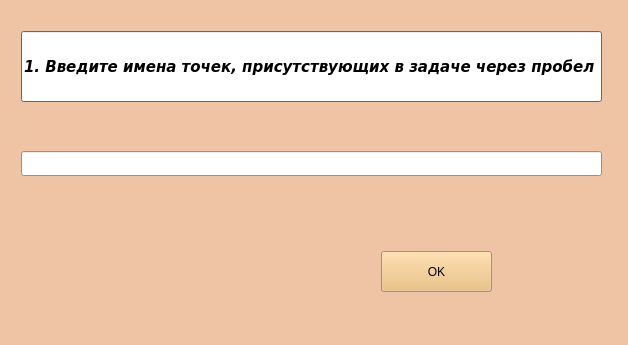
First picture: the form in 1.ui, repository Strawberry-Ann/geometric, before the edit.
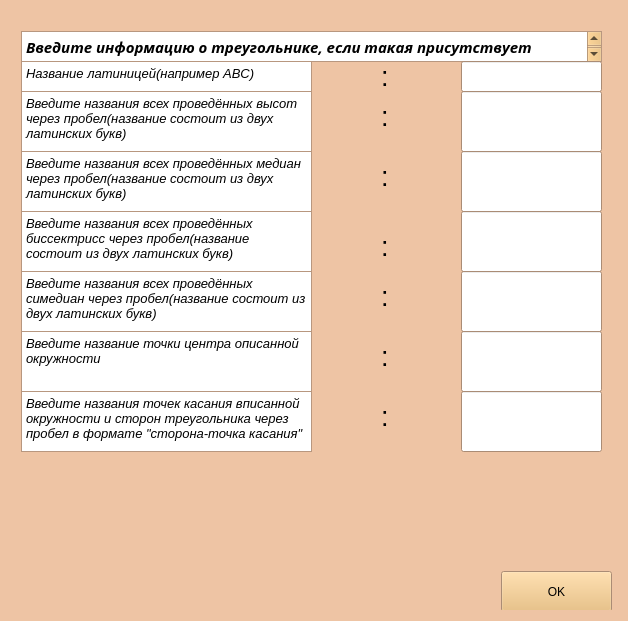
Second picture: the form after the edit.

```diff
--- a/1.ui
+++ b/1.ui
@@ -7,7 +7,7 @@
     <x>0</x>
     <y>0</y>
     <width>628</width>
-    <height>345</height>
+    <height>621</height>
    </rect>
   </property>
   <property name="palette">
@@ -62,7 +62,7 @@
       <brush brushstyle="SolidPattern">
        <color alpha="255">
         <red>159</red>
-        <green>130</green>
+        <green>131</green>
         <blue>109</blue>
        </color>
       </brush>
@@ -208,7 +208,7 @@
       <brush brushstyle="SolidPattern">
        <color alpha="255">
         <red>159</red>
-        <green>130</green>
+        <green>131</green>
         <blue>109</blue>
        </color>
       </brush>
@@ -354,7 +354,7 @@
       <brush brushstyle="SolidPattern">
        <color alpha="255">
         <red>159</red>
-        <green>130</green>
+        <green>131</green>
         <blue>109</blue>
        </color>
       </brush>
@@ -900,494 +900,417 @@
        </disabled>
       </palette>
      </property>
-     <widget class="QLineEdit" name="lineEdit">
+     <widget class="QPushButton" name="pb_OK">
+      <property name="geometry">
+       <rect>
+        <x>490</x>
+        <y>560</y>
+        <width>111</width>
+        <height>41</height>
+       </rect>
+      </property>
+      <property name="text">
+       <string>OK</string>
+      </property>
+     </widget>
+     <widget class="QTextEdit" name="textEdit">
       <property name="geometry">
        <rect>
         <x>10</x>
         <y>20</y>
         <width>581</width>
-        <height>71</height>
+        <height>31</height>
        </rect>
       </property>
-      <property name="palette">
-       <palette>
-        <active>
-         <colorrole role="WindowText">
-          <brush brushstyle="SolidPattern">
-           <color alpha="255">
-            <red>0</red>
-            <green>0</green>
-            <blue>0</blue>
-           </color>
-          </brush>
-         </colorrole>
-         <colorrole role="Button">
-          <brush brushstyle="SolidPattern">
-           <color alpha="255">
-            <red>173</red>
-            <green>127</green>
-            <blue>168</blue>
-           </color>
-          </brush>
-         </colorrole>
-         <colorrole role="Light">
-          <brush brushstyle="SolidPattern">
-           <color alpha="255">
-            <red>255</red>
-            <green>192</green>
-            <blue>249</blue>
-           </color>
-          </brush>
-         </colorrole>
-         <colorrole role="Midlight">
-          <brush brushstyle="SolidPattern">
-           <color alpha="255">
-            <red>214</red>
-            <green>159</green>
-            <blue>208</blue>
-           </color>
-          </brush>
-         </colorrole>
-         <colorrole role="Dark">
-          <brush brushstyle="SolidPattern">
-           <color alpha="255">
-            <red>86</red>
-            <green>63</green>
-            <blue>84</blue>
-           </color>
-          </brush>
-         </colorrole>
-         <colorrole role="Mid">
-          <brush brushstyle="SolidPattern">
-           <color alpha="255">
-            <red>115</red>
-            <green>84</green>
-            <blue>112</blue>
-           </color>
-          </brush>
-         </colorrole>
-         <colorrole role="Text">
-          <brush brushstyle="SolidPattern">
-           <color alpha="255">
-            <red>0</red>
-            <green>0</green>
-            <blue>0</blue>
-           </color>
-          </brush>
-         </colorrole>
-         <colorrole role="BrightText">
-          <brush brushstyle="SolidPattern">
-           <color alpha="255">
-            <red>255</red>
-            <green>255</green>
-            <blue>255</blue>
-           </color>
-          </brush>
-         </colorrole>
-         <colorrole role="ButtonText">
-          <brush brushstyle="SolidPattern">
-           <color alpha="255">
-            <red>0</red>
-            <green>0</green>
-            <blue>0</blue>
-           </color>
-          </brush>
-         </colorrole>
-         <colorrole role="Base">
-          <brush brushstyle="SolidPattern">
-           <color alpha="255">
-            <red>255</red>
-            <green>255</green>
-            <blue>255</blue>
-           </color>
-          </brush>
-         </colorrole>
-         <colorrole role="Window">
-          <brush brushstyle="SolidPattern">
-           <color alpha="255">
-            <red>173</red>
-            <green>127</green>
-            <blue>168</blue>
-           </color>
-          </brush>
-         </colorrole>
-         <colorrole role="Shadow">
-          <brush brushstyle="SolidPattern">
-           <color alpha="255">
-            <red>0</red>
-            <green>0</green>
-            <blue>0</blue>
-           </color>
-          </brush>
-         </colorrole>
-         <colorrole role="AlternateBase">
-          <brush brushstyle="SolidPattern">
-           <color alpha="255">
-            <red>214</red>
-            <green>191</green>
-            <blue>211</blue>
-           </color>
-          </brush>
-         </colorrole>
-         <colorrole role="ToolTipBase">
-          <brush brushstyle="SolidPattern">
-           <color alpha="255">
-            <red>255</red>
-            <green>255</green>
-            <blue>220</blue>
-           </color>
-          </brush>
-         </colorrole>
-         <colorrole role="ToolTipText">
-          <brush brushstyle="SolidPattern">
-           <color alpha="255">
-            <red>0</red>
-            <green>0</green>
-            <blue>0</blue>
-           </color>
-          </brush>
-         </colorrole>
-         <colorrole role="PlaceholderText">
-          <brush brushstyle="NoBrush">
-           <color alpha="128">
-            <red>0</red>
-            <green>0</green>
-            <blue>0</blue>
-           </color>
-          </brush>
-         </colorrole>
-        </active>
-        <inactive>
-         <colorrole role="WindowText">
-          <brush brushstyle="SolidPattern">
-           <color alpha="255">
-            <red>0</red>
-            <green>0</green>
-            <blue>0</blue>
-           </color>
-          </brush>
-         </colorrole>
-         <colorrole role="Button">
-          <brush brushstyle="SolidPattern">
-           <color alpha="255">
-            <red>173</red>
-            <green>127</green>
-            <blue>168</blue>
-           </color>
-          </brush>
-         </colorrole>
-         <colorrole role="Light">
-          <brush brushstyle="SolidPattern">
-           <color alpha="255">
-            <red>255</red>
-            <green>192</green>
-            <blue>249</blue>
-           </color>
-          </brush>
-         </colorrole>
-         <colorrole role="Midlight">
-          <brush brushstyle="SolidPattern">
-           <color alpha="255">
-            <red>214</red>
-            <green>159</green>
-            <blue>208</blue>
-           </color>
-          </brush>
-         </colorrole>
-         <colorrole role="Dark">
-          <brush brushstyle="SolidPattern">
-           <color alpha="255">
-            <red>86</red>
-            <green>63</green>
-            <blue>84</blue>
-           </color>
-          </brush>
-         </colorrole>
-         <colorrole role="Mid">
-          <brush brushstyle="SolidPattern">
-           <color alpha="255">
-            <red>115</red>
-            <green>84</green>
-            <blue>112</blue>
-           </color>
-          </brush>
-         </colorrole>
-         <colorrole role="Text">
-          <brush brushstyle="SolidPattern">
-           <color alpha="255">
-            <red>0</red>
-            <green>0</green>
-            <blue>0</blue>
-           </color>
-          </brush>
-         </colorrole>
-         <colorrole role="BrightText">
-          <brush brushstyle="SolidPattern">
-           <color alpha="255">
-            <red>255</red>
-            <green>255</green>
-            <blue>255</blue>
-           </color>
-          </brush>
-         </colorrole>
-         <colorrole role="ButtonText">
-          <brush brushstyle="SolidPattern">
-           <color alpha="255">
-            <red>0</red>
-            <green>0</green>
-            <blue>0</blue>
-           </color>
-          </brush>
-         </colorrole>
-         <colorrole role="Base">
-          <brush brushstyle="SolidPattern">
-           <color alpha="255">
-            <red>255</red>
-            <green>255</green>
-            <blue>255</blue>
-           </color>
-          </brush>
-         </colorrole>
-         <colorrole role="Window">
-          <brush brushstyle="SolidPattern">
-           <color alpha="255">
-            <red>173</red>
-            <green>127</green>
-            <blue>168</blue>
-           </color>
-          </brush>
-         </colorrole>
-         <colorrole role="Shadow">
-          <brush brushstyle="SolidPattern">
-           <color alpha="255">
-            <red>0</red>
-            <green>0</green>
-            <blue>0</blue>
-           </color>
-          </brush>
-         </colorrole>
-         <colorrole role="AlternateBase">
-          <brush brushstyle="SolidPattern">
-           <color alpha="255">
-            <red>214</red>
-            <green>191</green>
-            <blue>211</blue>
-           </color>
-          </brush>
-         </colorrole>
-         <colorrole role="ToolTipBase">
-          <brush brushstyle="SolidPattern">
-           <color alpha="255">
-            <red>255</red>
-            <green>255</green>
-            <blue>220</blue>
-           </color>
-          </brush>
-         </colorrole>
-         <colorrole role="ToolTipText">
-          <brush brushstyle="SolidPattern">
-           <color alpha="255">
-            <red>0</red>
-            <green>0</green>
-            <blue>0</blue>
-           </color>
-          </brush>
-         </colorrole>
-         <colorrole role="PlaceholderText">
-          <brush brushstyle="NoBrush">
-           <color alpha="128">
-            <red>0</red>
-            <green>0</green>
-            <blue>0</blue>
-           </color>
-          </brush>
-         </colorrole>
-        </inactive>
-        <disabled>
-         <colorrole role="WindowText">
-          <brush brushstyle="SolidPattern">
-           <color alpha="255">
-            <red>86</red>
-            <green>63</green>
-            <blue>84</blue>
-           </color>
-          </brush>
-         </colorrole>
-         <colorrole role="Button">
-          <brush brushstyle="SolidPattern">
-           <color alpha="255">
-            <red>173</red>
-            <green>127</green>
-            <blue>168</blue>
-           </color>
-          </brush>
-         </colorrole>
-         <colorrole role="Light">
-          <brush brushstyle="SolidPattern">
-           <color alpha="255">
-            <red>255</red>
-            <green>192</green>
-            <blue>249</blue>
-           </color>
-          </brush>
-         </colorrole>
-         <colorrole role="Midlight">
-          <brush brushstyle="SolidPattern">
-           <color alpha="255">
-            <red>214</red>
-            <green>159</green>
-            <blue>208</blue>
-           </color>
-          </brush>
-         </colorrole>
-         <colorrole role="Dark">
-          <brush brushstyle="SolidPattern">
-           <color alpha="255">
-            <red>86</red>
-            <green>63</green>
-            <blue>84</blue>
-           </color>
-          </brush>
-         </colorrole>
-         <colorrole role="Mid">
-          <brush brushstyle="SolidPattern">
-           <color alpha="255">
-            <red>115</red>
-            <green>84</green>
-            <blue>112</blue>
-           </color>
-          </brush>
-         </colorrole>
-         <colorrole role="Text">
-          <brush brushstyle="SolidPattern">
-           <color alpha="255">
-            <red>86</red>
-            <green>63</green>
-            <blue>84</blue>
-           </color>
-          </brush>
-         </colorrole>
-         <colorrole role="BrightText">
-          <brush brushstyle="SolidPattern">
-           <color alpha="255">
-            <red>255</red>
-            <green>255</green>
-            <blue>255</blue>
-           </color>
-          </brush>
-         </colorrole>
-         <colorrole role="ButtonText">
-          <brush brushstyle="SolidPattern">
-           <color alpha="255">
-            <red>86</red>
-            <green>63</green>
-            <blue>84</blue>
-           </color>
-          </brush>
-         </colorrole>
-         <colorrole role="Base">
-          <brush brushstyle="SolidPattern">
-           <color alpha="255">
-            <red>173</red>
-            <green>127</green>
-            <blue>168</blue>
-           </color>
-          </brush>
-         </colorrole>
-         <colorrole role="Window">
-          <brush brushstyle="SolidPattern">
-           <color alpha="255">
-            <red>173</red>
-            <green>127</green>
-            <blue>168</blue>
-           </color>
-          </brush>
-         </colorrole>
-         <colorrole role="Shadow">
-          <brush brushstyle="SolidPattern">
-           <color alpha="255">
-            <red>0</red>
-            <green>0</green>
-            <blue>0</blue>
-           </color>
-          </brush>
-         </colorrole>
-         <colorrole role="AlternateBase">
-          <brush brushstyle="SolidPattern">
-           <color alpha="255">
-            <red>173</red>
-            <green>127</green>
-            <blue>168</blue>
-           </color>
-          </brush>
-         </colorrole>
-         <colorrole role="ToolTipBase">
-          <brush brushstyle="SolidPattern">
-           <color alpha="255">
-            <red>255</red>
-            <green>255</green>
-            <blue>220</blue>
-           </color>
-          </brush>
-         </colorrole>
-         <colorrole role="ToolTipText">
-          <brush brushstyle="SolidPattern">
-           <color alpha="255">
-            <red>0</red>
-            <green>0</green>
-            <blue>0</blue>
-           </color>
-          </brush>
-         </colorrole>
-         <colorrole role="PlaceholderText">
-          <brush brushstyle="NoBrush">
-           <color alpha="128">
-            <red>0</red>
-            <green>0</green>
-            <blue>0</blue>
-           </color>
-          </brush>
-         </colorrole>
-        </disabled>
-       </palette>
-      </property>
       <property name="font">
        <font>
-        <family>DejaVu Sans</family>
-        <pointsize>11</pointsize>
+        <family>Ubuntu Condensed</family>
         <weight>75</weight>
         <italic>true</italic>
         <bold>true</bold>
        </font>
       </property>
-      <property name="text">
-       <string>1. Введите имена точек, присутствующих в задаче через пробел</string>
+      <property name="readOnly">
+       <bool>true</bool>
       </property>
+      <property name="html">
+       <string>&lt;!DOCTYPE HTML PUBLIC &quot;-//W3C//DTD HTML 4.0//EN&quot; &quot;http://www.w3.org/TR/REC-html40/strict.dtd&quot;&gt;
+&lt;html&gt;&lt;head&gt;&lt;meta name=&quot;qrichtext&quot; content=&quot;1&quot; /&gt;&lt;style type=&quot;text/css&quot;&gt;
+p, li { white-space: pre-wrap; }
+&lt;/style&gt;&lt;/head&gt;&lt;body style=&quot; font-family:'Ubuntu Condensed'; font-size:11pt; font-weight:600; font-style:italic;&quot;&gt;
+&lt;p style=&quot; margin-top:0px; margin-bottom:0px; margin-left:0px; margin-right:0px; -qt-block-indent:0; text-indent:0px;&quot;&gt;&lt;span style=&quot; font-family:'Ubuntu'; color:#000000;&quot;&gt;Введите информацию о треугольнике, если такая присутствует&lt;/span&gt;&lt;/p&gt;&lt;/body&gt;&lt;/html&gt;</string>
+      </property>
+     </widget>
+     <widget class="QLineEdit" name="name">
+      <property name="geometry">
+       <rect>
+        <x>450</x>
+        <y>50</y>
+        <width>141</width>
+        <height>31</height>
+       </rect>
+      </property>
+     </widget>
+     <widget class="QTextEdit" name="textEdit_3">
+      <property name="geometry">
+       <rect>
+        <x>10</x>
+        <y>50</y>
+        <width>291</width>
+        <height>31</height>
+       </rect>
+      </property>
       <property name="readOnly">
        <bool>true</bool>
       </property>
+      <property name="html">
+       <string>&lt;!DOCTYPE HTML PUBLIC &quot;-//W3C//DTD HTML 4.0//EN&quot; &quot;http://www.w3.org/TR/REC-html40/strict.dtd&quot;&gt;
+&lt;html&gt;&lt;head&gt;&lt;meta name=&quot;qrichtext&quot; content=&quot;1&quot; /&gt;&lt;style type=&quot;text/css&quot;&gt;
+p, li { white-space: pre-wrap; }
+&lt;/style&gt;&lt;/head&gt;&lt;body style=&quot; font-family:'Ubuntu'; font-size:11pt; font-weight:400; font-style:normal;&quot;&gt;
+&lt;p style=&quot; margin-top:0px; margin-bottom:0px; margin-left:0px; margin-right:0px; -qt-block-indent:0; text-indent:0px;&quot;&gt;&lt;span style=&quot; font-size:10pt; font-style:italic;&quot;&gt;Название латиницей(например ABC)&lt;/span&gt;&lt;/p&gt;&lt;/body&gt;&lt;/html&gt;</string>
+      </property>
      </widget>
-     <widget class="QLineEdit" name="string">
+     <widget class="QTextEdit" name="textEdit_4">
       <property name="geometry">
        <rect>
         <x>10</x>
         <y>140</y>
-        <width>581</width>
-        <height>25</height>
+        <width>291</width>
+        <height>61</height>
        </rect>
       </property>
+      <property name="readOnly">
+       <bool>true</bool>
+      </property>
+      <property name="html">
+       <string>&lt;!DOCTYPE HTML PUBLIC &quot;-//W3C//DTD HTML 4.0//EN&quot; &quot;http://www.w3.org/TR/REC-html40/strict.dtd&quot;&gt;
+&lt;html&gt;&lt;head&gt;&lt;meta name=&quot;qrichtext&quot; content=&quot;1&quot; /&gt;&lt;style type=&quot;text/css&quot;&gt;
+p, li { white-space: pre-wrap; }
+&lt;/style&gt;&lt;/head&gt;&lt;body style=&quot; font-family:'Ubuntu'; font-size:11pt; font-weight:400; font-style:normal;&quot;&gt;
+&lt;p style=&quot; margin-top:0px; margin-bottom:0px; margin-left:0px; margin-right:0px; -qt-block-indent:0; text-indent:0px;&quot;&gt;&lt;span style=&quot; font-size:10pt; font-style:italic;&quot;&gt;Введите названия всех проведённых медиан через пробел(название состоит из двух латинских букв)&lt;/span&gt;&lt;/p&gt;&lt;/body&gt;&lt;/html&gt;</string>
+      </property>
      </widget>
-     <widget class="QPushButton" name="pushButton_2">
+     <widget class="QTextEdit" name="textEdit_7">
+      <property name="geometry">
+       <rect>
+        <x>10</x>
+        <y>80</y>
+        <width>291</width>
+        <height>61</height>
+       </rect>
+      </property>
+      <property name="readOnly">
+       <bool>true</bool>
+      </property>
+      <property name="html">
+       <string>&lt;!DOCTYPE HTML PUBLIC &quot;-//W3C//DTD HTML 4.0//EN&quot; &quot;http://www.w3.org/TR/REC-html40/strict.dtd&quot;&gt;
+&lt;html&gt;&lt;head&gt;&lt;meta name=&quot;qrichtext&quot; content=&quot;1&quot; /&gt;&lt;style type=&quot;text/css&quot;&gt;
+p, li { white-space: pre-wrap; }
+&lt;/style&gt;&lt;/head&gt;&lt;body style=&quot; font-family:'Ubuntu'; font-size:11pt; font-weight:400; font-style:normal;&quot;&gt;
+&lt;p style=&quot; margin-top:0px; margin-bottom:0px; margin-left:0px; margin-right:0px; -qt-block-indent:0; text-indent:0px;&quot;&gt;&lt;span style=&quot; font-size:10pt; font-style:italic;&quot;&gt;Введите названия всех проведённых высот через пробел(название состоит из двух латинских букв)&lt;/span&gt;&lt;/p&gt;&lt;/body&gt;&lt;/html&gt;</string>
+      </property>
+     </widget>
+     <widget class="QTextEdit" name="textEdit_8">
+      <property name="geometry">
+       <rect>
+        <x>10</x>
+        <y>200</y>
+        <width>291</width>
+        <height>61</height>
+       </rect>
+      </property>
+      <property name="readOnly">
+       <bool>true</bool>
+      </property>
+      <property name="html">
+       <string>&lt;!DOCTYPE HTML PUBLIC &quot;-//W3C//DTD HTML 4.0//EN&quot; &quot;http://www.w3.org/TR/REC-html40/strict.dtd&quot;&gt;
+&lt;html&gt;&lt;head&gt;&lt;meta name=&quot;qrichtext&quot; content=&quot;1&quot; /&gt;&lt;style type=&quot;text/css&quot;&gt;
+p, li { white-space: pre-wrap; }
+&lt;/style&gt;&lt;/head&gt;&lt;body style=&quot; font-family:'Ubuntu'; font-size:11pt; font-weight:400; font-style:normal;&quot;&gt;
+&lt;p style=&quot; margin-top:0px; margin-bottom:0px; margin-left:0px; margin-right:0px; -qt-block-indent:0; text-indent:0px;&quot;&gt;&lt;span style=&quot; font-size:10pt; font-style:italic;&quot;&gt;Введите названия всех проведённых биссектрисс через пробел(название состоит из двух латинских букв)&lt;/span&gt;&lt;/p&gt;&lt;/body&gt;&lt;/html&gt;</string>
+      </property>
+     </widget>
+     <widget class="QLabel" name="label">
+      <property name="geometry">
+       <rect>
+        <x>370</x>
+        <y>50</y>
+        <width>16</width>
+        <height>31</height>
+       </rect>
+      </property>
+      <property name="font">
+       <font>
+        <pointsize>20</pointsize>
+       </font>
+      </property>
+      <property name="text">
+       <string>:</string>
+      </property>
+     </widget>
+     <widget class="QLabel" name="label_2">
+      <property name="geometry">
+       <rect>
+        <x>370</x>
+        <y>90</y>
+        <width>16</width>
+        <height>31</height>
+       </rect>
+      </property>
+      <property name="font">
+       <font>
+        <pointsize>20</pointsize>
+       </font>
+      </property>
+      <property name="text">
+       <string>:</string>
+      </property>
+     </widget>
+     <widget class="QLabel" name="label_3">
+      <property name="geometry">
+       <rect>
+        <x>370</x>
+        <y>150</y>
+        <width>16</width>
+        <height>31</height>
+       </rect>
+      </property>
+      <property name="font">
+       <font>
+        <pointsize>20</pointsize>
+       </font>
+      </property>
+      <property name="text">
+       <string>:</string>
+      </property>
+     </widget>
+     <widget class="QLabel" name="label_4">
+      <property name="geometry">
+       <rect>
+        <x>370</x>
+        <y>220</y>
+        <width>16</width>
+        <height>31</height>
+       </rect>
+      </property>
+      <property name="font">
+       <font>
+        <pointsize>20</pointsize>
+       </font>
+      </property>
+      <property name="text">
+       <string>:</string>
+      </property>
+     </widget>
+     <widget class="QTextEdit" name="textEdit_9">
+      <property name="geometry">
+       <rect>
+        <x>10</x>
+        <y>260</y>
+        <width>291</width>
+        <height>61</height>
+       </rect>
+      </property>
+      <property name="readOnly">
+       <bool>true</bool>
+      </property>
+      <property name="html">
+       <string>&lt;!DOCTYPE HTML PUBLIC &quot;-//W3C//DTD HTML 4.0//EN&quot; &quot;http://www.w3.org/TR/REC-html40/strict.dtd&quot;&gt;
+&lt;html&gt;&lt;head&gt;&lt;meta name=&quot;qrichtext&quot; content=&quot;1&quot; /&gt;&lt;style type=&quot;text/css&quot;&gt;
+p, li { white-space: pre-wrap; }
+&lt;/style&gt;&lt;/head&gt;&lt;body style=&quot; font-family:'Ubuntu'; font-size:11pt; font-weight:400; font-style:normal;&quot;&gt;
+&lt;p style=&quot; margin-top:0px; margin-bottom:0px; margin-left:0px; margin-right:0px; -qt-block-indent:0; text-indent:0px;&quot;&gt;&lt;span style=&quot; font-size:10pt; font-style:italic;&quot;&gt;Введите названия всех проведённых симедиан через пробел(название состоит из двух латинских букв)&lt;/span&gt;&lt;/p&gt;&lt;/body&gt;&lt;/html&gt;</string>
+      </property>
+     </widget>
+     <widget class="QLabel" name="label_5">
+      <property name="geometry">
+       <rect>
+        <x>370</x>
+        <y>270</y>
+        <width>16</width>
+        <height>31</height>
+       </rect>
+      </property>
+      <property name="font">
+       <font>
+        <pointsize>20</pointsize>
+       </font>
+      </property>
+      <property name="text">
+       <string>:</string>
+      </property>
+     </widget>
+     <widget class="QLabel" name="label_6">
       <property name="geometry">
        <rect>
         <x>370</x>
         <y>240</y>
-        <width>111</width>
-        <height>41</height>
+        <width>16</width>
+        <height>31</height>
        </rect>
       </property>
+      <property name="font">
+       <font>
+        <pointsize>20</pointsize>
+       </font>
+      </property>
       <property name="text">
-       <string>OK</string>
+       <string/>
+      </property>
+     </widget>
+     <widget class="QTextEdit" name="textEdit_10">
+      <property name="geometry">
+       <rect>
+        <x>10</x>
+        <y>320</y>
+        <width>291</width>
+        <height>61</height>
+       </rect>
+      </property>
+      <property name="readOnly">
+       <bool>true</bool>
+      </property>
+      <property name="html">
+       <string>&lt;!DOCTYPE HTML PUBLIC &quot;-//W3C//DTD HTML 4.0//EN&quot; &quot;http://www.w3.org/TR/REC-html40/strict.dtd&quot;&gt;
+&lt;html&gt;&lt;head&gt;&lt;meta name=&quot;qrichtext&quot; content=&quot;1&quot; /&gt;&lt;style type=&quot;text/css&quot;&gt;
+p, li { white-space: pre-wrap; }
+&lt;/style&gt;&lt;/head&gt;&lt;body style=&quot; font-family:'Ubuntu'; font-size:11pt; font-weight:400; font-style:normal;&quot;&gt;
+&lt;p style=&quot; margin-top:0px; margin-bottom:0px; margin-left:0px; margin-right:0px; -qt-block-indent:0; text-indent:0px;&quot;&gt;&lt;span style=&quot; font-size:10pt; font-style:italic;&quot;&gt;Введите название точки центра описанной окружности&lt;/span&gt;&lt;/p&gt;&lt;/body&gt;&lt;/html&gt;</string>
+      </property>
+     </widget>
+     <widget class="QLabel" name="label_7">
+      <property name="geometry">
+       <rect>
+        <x>370</x>
+        <y>330</y>
+        <width>16</width>
+        <height>31</height>
+       </rect>
+      </property>
+      <property name="font">
+       <font>
+        <pointsize>20</pointsize>
+       </font>
+      </property>
+      <property name="text">
+       <string>:</string>
+      </property>
+     </widget>
+     <widget class="QTextEdit" name="textEdit_11">
+      <property name="geometry">
+       <rect>
+        <x>10</x>
+        <y>380</y>
+        <width>291</width>
+        <height>61</height>
+       </rect>
+      </property>
+      <property name="readOnly">
+       <bool>true</bool>
+      </property>
+      <property name="html">
+       <string>&lt;!DOCTYPE HTML PUBLIC &quot;-//W3C//DTD HTML 4.0//EN&quot; &quot;http://www.w3.org/TR/REC-html40/strict.dtd&quot;&gt;
+&lt;html&gt;&lt;head&gt;&lt;meta name=&quot;qrichtext&quot; content=&quot;1&quot; /&gt;&lt;style type=&quot;text/css&quot;&gt;
+p, li { white-space: pre-wrap; }
+&lt;/style&gt;&lt;/head&gt;&lt;body style=&quot; font-family:'Ubuntu'; font-size:11pt; font-weight:400; font-style:normal;&quot;&gt;
+&lt;p style=&quot; margin-top:0px; margin-bottom:0px; margin-left:0px; margin-right:0px; -qt-block-indent:0; text-indent:0px;&quot;&gt;&lt;span style=&quot; font-size:10pt; font-style:italic;&quot;&gt;Введите названия точек касания вписанной окружности и сторон треугольника через пробел в формате &amp;quot;сторона-точка касания&amp;quot;&lt;/span&gt;&lt;/p&gt;&lt;/body&gt;&lt;/html&gt;</string>
+      </property>
+     </widget>
+     <widget class="QLabel" name="label_8">
+      <property name="geometry">
+       <rect>
+        <x>370</x>
+        <y>390</y>
+        <width>16</width>
+        <height>31</height>
+       </rect>
+      </property>
+      <property name="font">
+       <font>
+        <pointsize>20</pointsize>
+       </font>
+      </property>
+      <property name="text">
+       <string>:</string>
+      </property>
+     </widget>
+     <widget class="QLineEdit" name="heights">
+      <property name="geometry">
+       <rect>
+        <x>450</x>
+        <y>80</y>
+        <width>141</width>
+        <height>61</height>
+       </rect>
+      </property>
+     </widget>
+     <widget class="QLineEdit" name="medians">
+      <property name="geometry">
+       <rect>
+        <x>450</x>
+        <y>140</y>
+        <width>141</width>
+        <height>61</height>
+       </rect>
+      </property>
+     </widget>
+     <widget class="QLineEdit" name="bisectors">
+      <property name="geometry">
+       <rect>
+        <x>450</x>
+        <y>200</y>
+        <width>141</width>
+        <height>61</height>
+       </rect>
+      </property>
+     </widget>
+     <widget class="QLineEdit" name="simedians">
+      <property name="geometry">
+       <rect>
+        <x>450</x>
+        <y>260</y>
+        <width>141</width>
+        <height>61</height>
+       </rect>
+      </property>
+     </widget>
+     <widget class="QLineEdit" name="inscribed_circle">
+      <property name="geometry">
+       <rect>
+        <x>450</x>
+        <y>320</y>
+        <width>141</width>
+        <height>61</height>
+       </rect>
+      </property>
+     </widget>
+     <widget class="QLineEdit" name="circumscribed_circle">
+      <property name="geometry">
+       <rect>
+        <x>450</x>
+        <y>380</y>
+        <width>141</width>
+        <height>61</height>
+       </rect>
+      </property>
+     </widget>
+     <widget class="QLabel" name="lb">
+      <property name="geometry">
+       <rect>
+        <x>20</x>
+        <y>490</y>
+        <width>591</width>
+        <height>61</height>
+       </rect>
+      </property>
+      <property name="font">
+       <font>
+        <italic>true</italic>
+       </font>
+      </property>
+      <property name="text">
+       <string/>
       </property>
      </widget>
     </widget>
```
Left out of the diff: 2 changed lines with no effect on the pictures.
